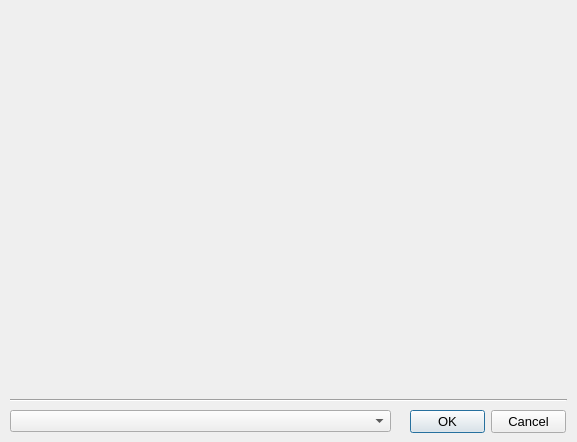
Before: the Qt Designer form Source/ViewLandmarks.ui in Rolf-Hempel/MoonPanoramaMaker, drawn with Qt 5.
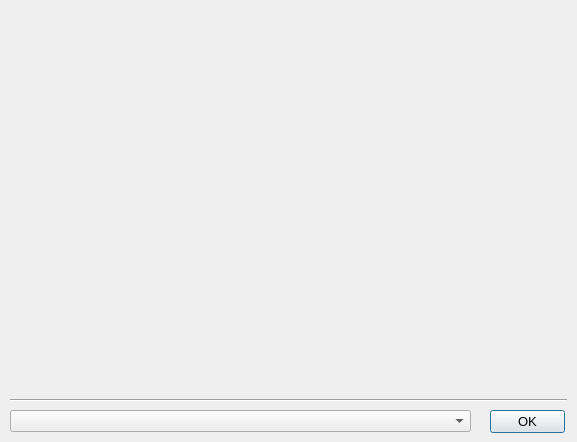
After: the same form once the commit is applied.

The edit to the form file:
```diff
--- a/Source/ViewLandmarks.ui
+++ b/Source/ViewLandmarks.ui
@@ -47,7 +47,7 @@
     <rect>
      <x>10</x>
      <y>410</y>
-     <width>381</width>
+     <width>461</width>
      <height>22</height>
     </rect>
    </property>
@@ -63,27 +63,6 @@
     <number>-1</number>
    </property>
   </widget>
-  <widget class="QDialogButtonBox" name="buttonBox">
-   <property name="geometry">
-    <rect>
-     <x>410</x>
-     <y>410</y>
-     <width>156</width>
-     <height>23</height>
-    </rect>
-   </property>
-   <property name="font">
-    <font>
-     <pointsize>10</pointsize>
-    </font>
-   </property>
-   <property name="locale">
-    <locale language="English" country="UnitedStates"/>
-   </property>
-   <property name="standardButtons">
-    <set>QDialogButtonBox::Cancel|QDialogButtonBox::Ok</set>
-   </property>
-  </widget>
   <widget class="Line" name="line">
    <property name="geometry">
     <rect>
@@ -97,6 +76,19 @@
     <enum>Qt::Horizontal</enum>
    </property>
   </widget>
+  <widget class="QPushButton" name="OKButton">
+   <property name="geometry">
+    <rect>
+     <x>490</x>
+     <y>410</y>
+     <width>75</width>
+     <height>23</height>
+    </rect>
+   </property>
+   <property name="text">
+    <string>OK</string>
+   </property>
+  </widget>
  </widget>
  <resources/>
  <connections/>
```
